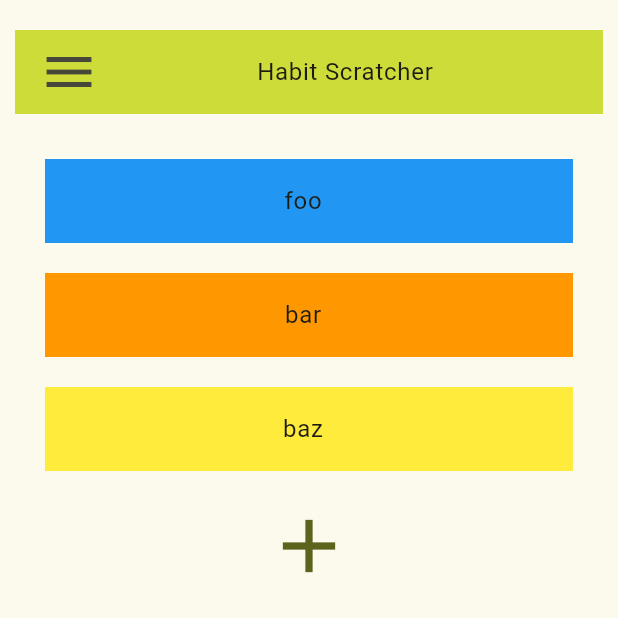
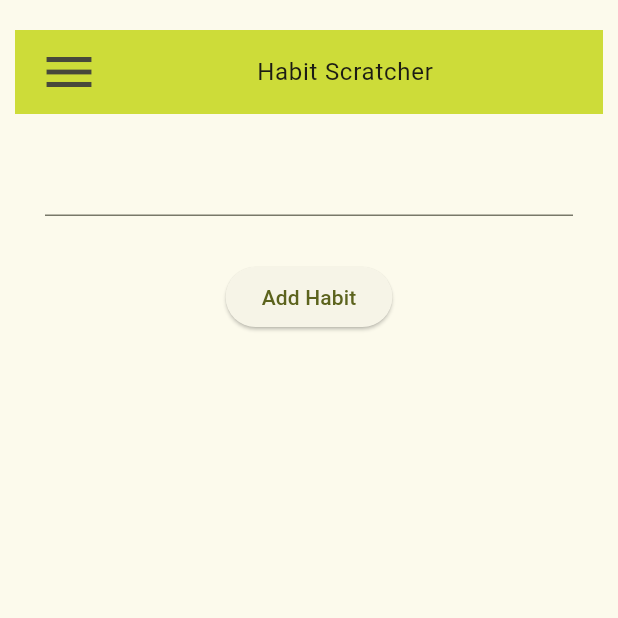
Before and after one commit to rileyporter/habit-scratcher, a Flutter app: the screen it shows after launch, after a tap on the "add" icon, on a phone screen of 412 x 824 dp, the top half of it. Run offline on Flutter 3.47's test engine with Material 3 defaults, Android fonts, the phone set to English and light mode, and no system bars.

Commit message:
Add ability to add a habit to the habit list

```diff
--- /dev/null
+++ b/lib/add_habit.dart
@@ -0,0 +1,72 @@
+import 'package:flutter/material.dart';
+import 'habit.dart';
+
+// TODO: add functionality to add a new habit
+/* Steps involved:
+      - move habit list to state and add callbacks to update list
+      - making a pop up layer in UI with an input form
+        - validating habit name input (length restricted?)
+        - adding a list of possible colors to choose from
+      - ability to delete habit, maybe a little trash can?
+*/
+class NewHabitForm extends StatefulWidget {
+  const NewHabitForm({super.key, required this.addHabit, required this.switchToHabitAdder});
+
+  final Function addHabit;
+  final Function switchToHabitAdder;
+
+  @override
+  State<NewHabitForm> createState() => _NewHabitFormState();
+}
+
+class _NewHabitFormState extends State<NewHabitForm> {
+  final _formKey = GlobalKey<FormState>();
+  final _formController = TextEditingController();
+
+  @override
+  void dispose() {
+    // Clean up the controller when the widget is disposed.
+    _formController.dispose();
+    super.dispose();
+  }
+
+  @override
+  Widget build(BuildContext context) {
+    return Form(
+      key: _formKey,
+      child: Padding(
+        padding: const EdgeInsets.symmetric(horizontal: 30.0),
+        child: Column(
+          children: [
+            TextFormField(
+              controller: _formController,
+              validator: (value) {
+                if (value == null || value.isEmpty) {
+                  return 'Please enter a habit name';
+                } else if (value.length > 100) {
+                  return 'Habit name must be less than 100 characters';
+                }
+                return null;
+              },
+            ),
+            // TODO: add a radio list of the color options
+            SizedBox(height: 30),
+            ElevatedButton(
+              onPressed: () {
+                if (_formKey.currentState!.validate()) {
+                  // TODO: update habit list
+                  ScaffoldMessenger.of(context).showSnackBar(
+                    const SnackBar(content: Text('Adding Habit')),
+                  );
+                  widget.addHabit(Habit(title: _formController.text));
+                  widget.switchToHabitAdder(false);
+                }
+              },
+              child: const Text('Add Habit'),
+            ),
+          ],
+        ),
+      ),
+    );
+  }
+}
--- a/lib/habit.dart
+++ b/lib/habit.dart
@@ -1,16 +1,43 @@
 import 'package:flutter/material.dart';
 import 'date.dart';
+import 'dart:math';
+
+const List<Color> COLOR_OPTIONS = [Colors.red,
+                                  Colors.pink,
+                                  Colors.purple,
+                                  Colors.deepPurple,
+                                  Colors.indigo,
+                                  Colors.blue,
+                                  Colors.lightBlue,
+                                  Colors.cyan,
+                                  Colors.teal,
+                                  Colors.green,
+                                  Colors.lightGreen,
+                                  Colors.lime,
+                                  Colors.yellow,
+                                  Colors.amber,
+                                  Colors.orange,
+                                  Colors.deepOrange,
+                                  Colors.brown,
+                                  Colors.blueGrey];
 
 class Habit {
+  static final Random _random = Random();
+
   final String title;
-  final Color color;
+  late Color color;
+  // Map month num -> list[datedata]
+  late Map<int, List<DateData>> calendar;
   // TODO: make this adjust to whatever the current year is
   final int year = 2025;
 
-  // Map month num -> list[datedata]
-  late Map<int, List<DateData>> calendar;
+  Habit({required this.title, Color? color}) {
+    if (color != null) {
+      this.color = color;
+    } else {
+      this.color = COLOR_OPTIONS[_random.nextInt(COLOR_OPTIONS.length)];
+    }
 
-  Habit({required this.title, required this.color}) {
     calendar = {};
     for (int month = 1; month <= 12; month++) {
       List<DateData> dates = [];
--- a/lib/habit_calendar_view.dart
+++ b/lib/habit_calendar_view.dart
@@ -1,4 +1,5 @@
 import 'package:flutter/material.dart';
+import 'package:intl/intl.dart';
 import 'date.dart';
 import 'habit.dart';
 
@@ -42,15 +43,15 @@ class _HabitViewPageState extends State<HabitViewPage> {
                   Expanded(
                     child: Padding(
                       padding: const EdgeInsets.only(left: 10.0),
-                      child: GestureDetector(
-                        onTap: () {
-                          updateDateDisplay(null);
-                        },
-                        child: ListTile(
-                          title: Center(child: Text(widget.habit.title)),
-                          tileColor: widget.habit.color
+                        child: Semantics(
+                          button: true,
+                          child: ListTile(
+                            onTap: () {updateDateDisplay(null);},
+                            title: Center(child: Text(widget.habit.title)),
+                            tileColor: widget.habit.color
+                          ),
                         ),
-                      ),
+
                     ),
                   ),
                 ],
@@ -89,10 +90,8 @@ class HabitCalendar extends StatelessWidget {
             children: [
               for (int month = 1; month <= 12; month++)
                 Column(
-                  //shrinkWrap: true,
-                  //padding: const EdgeInsets.symmetric(horizontal: 10.0),
                   children: [
-                    Text('$month'),
+                    Text(DateFormat(DateFormat.MONTH).format(DateTime(2025, month))),
                     MonthDisplay(habit: habit, month: month, updateDateDisplay: updateDateDisplay),
                   ],
                 ),
--- a/lib/habit_list_view.dart
+++ b/lib/habit_list_view.dart
@@ -1,19 +1,28 @@
 import 'package:flutter/material.dart';
 import 'habit.dart';
+import 'add_habit.dart';
 
 // TODO: dedup with an app theme
 const Color MAIN_COLOR = Colors.lime;
 
-class HabitListPage extends StatelessWidget {
-  const HabitListPage({super.key, required this.title, required this.habits, required this.updateHabitIndex});
+class HabitListPage extends StatefulWidget {
+  const HabitListPage({super.key, required this.title, required this.habits, required this.displayHabitAtIndex, required this.addHabit});
   final String title;
   final List<Habit> habits;
-  final Function updateHabitIndex;
+  final Function displayHabitAtIndex;
+  final Function addHabit;
 
-  // how to load a new page, and then route back to the other one?
-  void _createHabit() {
-    print('adding a new habit');
-    // how to create a pop-up?
+  @override
+  State<HabitListPage> createState() => _HabitListPageState();
+}
+
+class _HabitListPageState extends State<HabitListPage> {
+  bool addingHabit = false;
+
+  switchToHabitAdder(bool addingHabit) {
+    setState( () {
+      this.addingHabit = addingHabit;
+    });
   }
 
   @override
@@ -27,24 +36,48 @@ class HabitListPage extends StatelessWidget {
             // top bar
             Padding(
               padding: const EdgeInsets.symmetric(horizontal: 10.0),
+              child: Semantics(
+                button: true,
                 child: ListTile(
-                // maybe remove this icon, a little unintuitive since this isn't a button anymore
+                  onTap: () => {switchToHabitAdder(false)},
                   leading: Icon(Icons.menu, size: 40),
-                title: Center(child: Text(title)),
+                  title: Center(child: Text(widget.title)),
                   tileColor: MAIN_COLOR,
+                ),
               ),
             ),
 
             SizedBox(height: 20),
+            addingHabit ? NewHabitForm(addHabit: widget.addHabit, switchToHabitAdder: switchToHabitAdder) : HabitList(habits: widget.habits, displayHabitAtIndex: widget.displayHabitAtIndex, switchToHabitAdder: switchToHabitAdder),
 
-            // list of habits
+          ],
+        ),
+      ),
+    );
+  }
+}
+
+class HabitList extends StatelessWidget {
+  const HabitList({super.key, required this.habits, required this.displayHabitAtIndex, required this.switchToHabitAdder});
+
+  final List<Habit> habits;
+  final Function displayHabitAtIndex;
+  final Function switchToHabitAdder;
+
+
+  @override
+  Widget build(BuildContext context) {
+    // TODO: ability to reorder habits displayed in list
+    return Column(
+      children: [
+        // TODO: wrap list of habits in a scrollable ListView and learn about layout constraints
         for (int i = 0; i < habits.length; i++)
           Padding(
             padding: const EdgeInsets.symmetric(horizontal: 30.0, vertical: 10.0),
             child: Semantics(
               button: true,
               child: ListTile(
-                    onTap: () => {updateHabitIndex(i)},
+                onTap: () => {displayHabitAtIndex(i)},
                 title: Center(child: Text(habits[i].title)),
                 tileColor: habits[i].color,
               ),
@@ -56,32 +89,16 @@ class HabitListPage extends StatelessWidget {
           padding: const EdgeInsets.symmetric(vertical:10.0),
           child: TextButton(
             onPressed: () {
-                  _createHabit();
+              // switch to HabitAdder display
+              switchToHabitAdder(true);
             },
             style: TextButton.styleFrom(
               minimumSize: Size.zero,
               padding: EdgeInsets.zero,
             ),
-                child: GestureDetector(
-                  onTap: () {
-                    // TODO: add functionality to add a new habit
-                    /* Steps involved:
-                          - move habit list to state and add callbacks to update list
-                          - making a pop up layer in UI with an input form
-                            - validating habit name input (length restricted?)
-                            - adding a list of possible colors to choose from
-                          - ability to delete habit, maybe a little trash can?
-                    */
-                    _createHabit();
-                  },
             child: Icon(Icons.add, size: 60)
           ),
-              ),
-            ),
-
-          ],
-        ),
-      ),
+        ),]
       );
   }
 }
--- a/lib/main.dart
+++ b/lib/main.dart
@@ -38,9 +38,7 @@ class MyHomePage extends StatefulWidget {
 
 class _MyHomePageState extends State<MyHomePage> {
   int _habitIndex = -1;
-  List<Habit> habits = <Habit>[Habit(title: 'foo', color: Colors.blue),
-                               Habit(title: 'bar', color: Colors.orange),
-                               Habit(title: 'baz', color: Colors.yellow)];
+  List<Habit> habits = [];
 
   updateHabitIndex(int newIndex) {
     setState(() {
@@ -73,7 +71,7 @@ class _MyHomePageState extends State<MyHomePage> {
   @override
   Widget build(BuildContext context) {
     if (_habitIndex < 0) {
-      return HabitListPage(title: widget.title, habits: habits, updateHabitIndex: updateHabitIndex);
+      return HabitListPage(title: widget.title, habits: habits, displayHabitAtIndex: updateHabitIndex, addHabit: addHabit);
     } else if (_habitIndex < habits.length) {
       return HabitViewPage(habit: habits[_habitIndex], updateHabitIndex: updateHabitIndex);
     } else {
```
Lines whose indentation alone changed are shown as unchanged.
